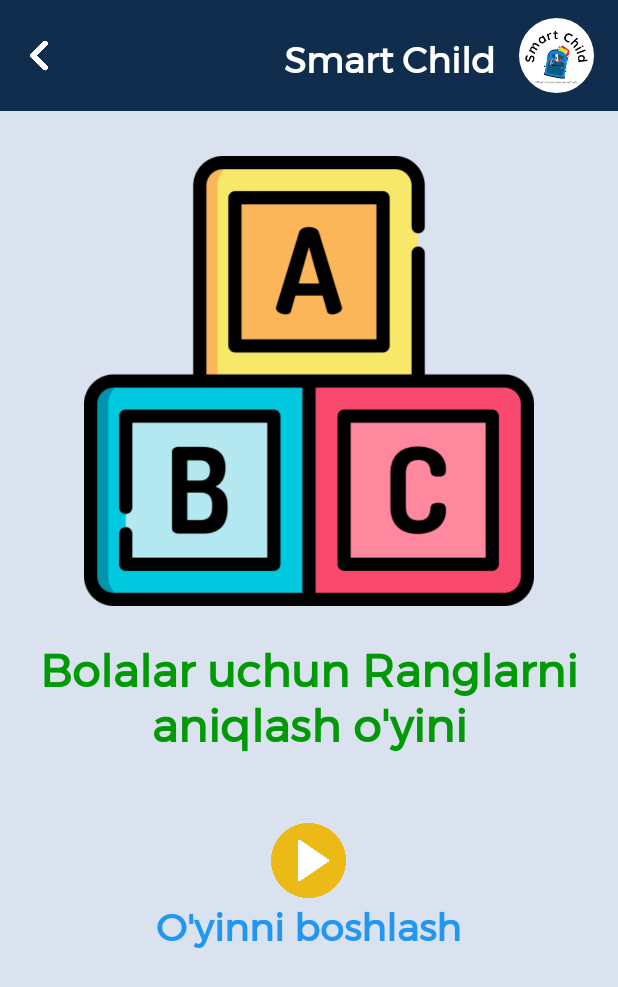
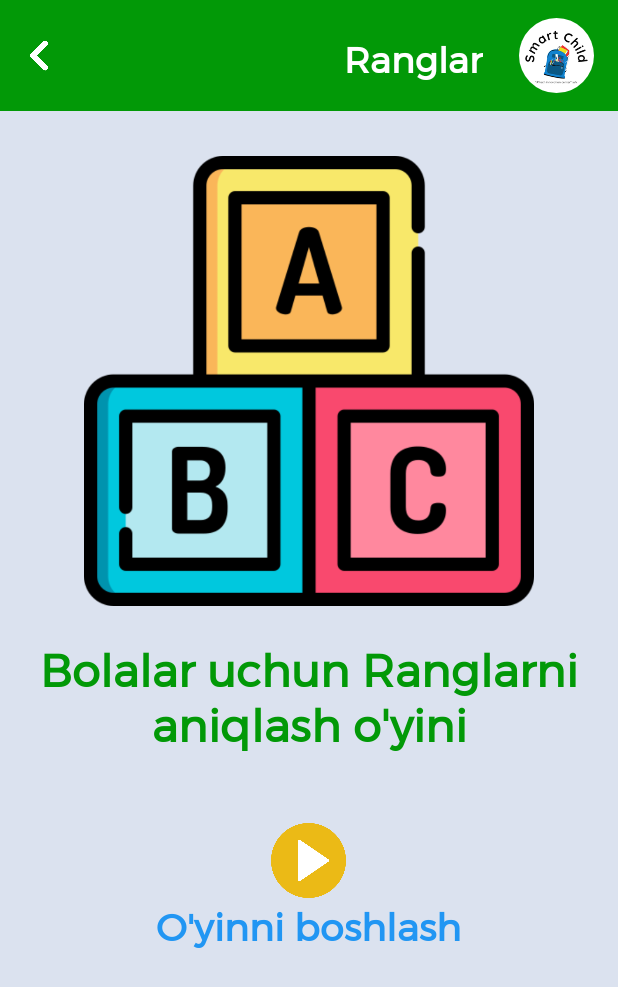
Before and after one commit to JasurbekRuzimov/SmartChild, an Android app: the Oyinlar_Activity screen opened directly, with no data from a screen before it, on a phone screen of 412 x 824 dp. Shown: the top 987 px of the screen. Run offline under Robolectric (Android 15) with nearby library versions, the phone set to English and light mode, and no system bars; plain views replace RoundedImageView.

Commit message:
activity_o'yinlar.xml is changed.

```diff
--- a/app/src/main/res/layout/activity_oyinlar.xml
+++ b/app/src/main/res/layout/activity_oyinlar.xml
@@ -12,7 +12,7 @@
     <androidx.constraintlayout.widget.ConstraintLayout
         android:layout_width="match_parent"
         android:layout_height="74dp"
-        android:background="@color/primary"
+        android:background="@color/green1"
         app:layout_constraintEnd_toEndOf="parent"
         app:layout_constraintStart_toStartOf="parent"
         app:layout_constraintTop_toTopOf="parent"
@@ -23,10 +23,10 @@
             android:id="@+id/nameGame"
             android:layout_width="wrap_content"
             android:layout_height="wrap_content"
-            android:layout_marginEnd="16dp"
+            android:layout_marginEnd="24dp"
             android:fontFamily="@font/montserrat"
             android:gravity="center"
-            android:text="@string/app_name"
+            android:text="Ranglar"
             android:textColor="@color/white"
             android:textSize="24sp"
             android:textStyle="bold"
```
